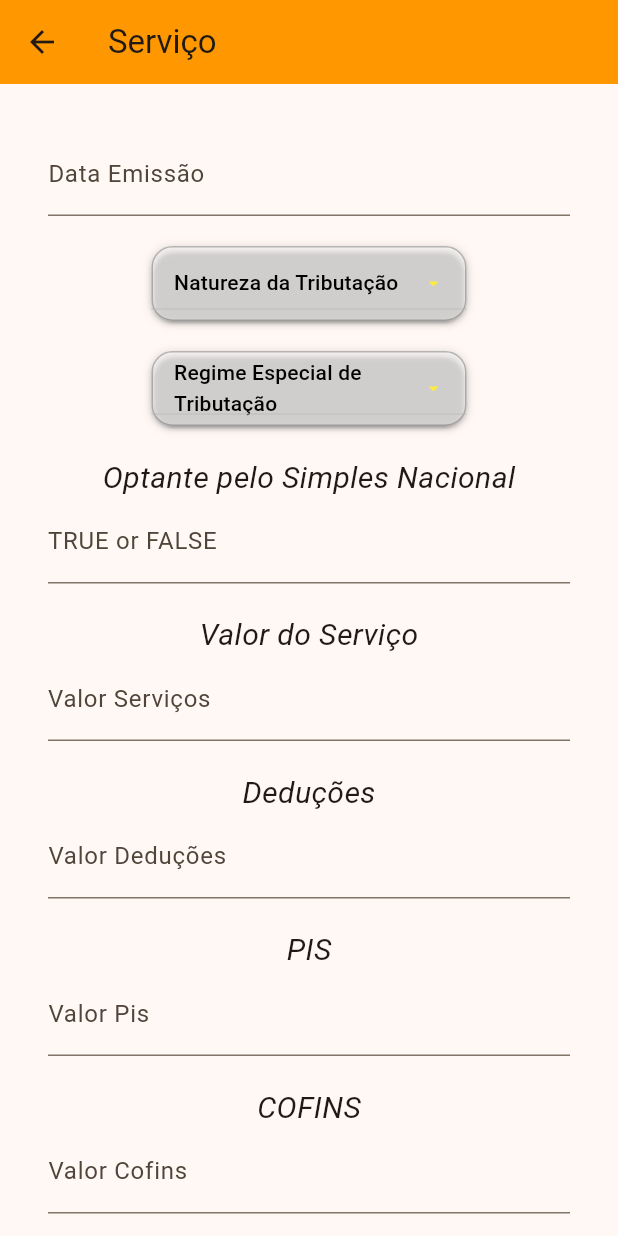
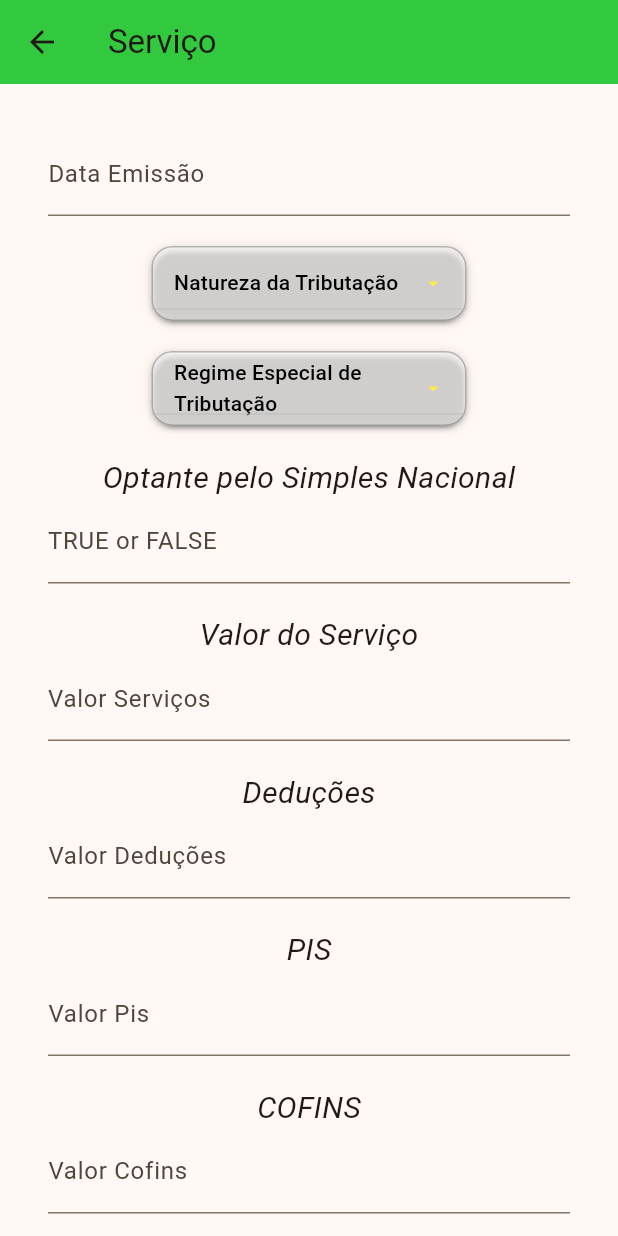
Before and after one commit to INVIAWEBPKI/NotaSimples.v1, a Flutter app: the Valores screen opened directly, on a phone screen of 412 x 824 dp. Run offline on Flutter 3.47's test engine with Material 3 defaults, Android fonts, the phone set to English and light mode, and no system bars; drawn by our look-alikes of dropdown_button2; our stand-ins replace badges, flutter_advanced_drawer, flutter_easyloading, google_mobile_ads, shared_preferences, webview_flutter; missing offline and left inert: animated_floating_buttons, muskey; accounts and stored records are empty; network calls fail.

Commit message:
Mudança de cor e ajustes para aparecer clientes cadastrados

```diff
--- a/nota_simples/lib/main.dart
+++ b/nota_simples/lib/main.dart
@@ -1,6 +1,5 @@
 import 'package:flutter/material.dart';
 import 'package:google_mobile_ads/google_mobile_ads.dart';
-import 'package:nota_simples/screens/Menu.dart';
 import 'package:nota_simples/screens/login.dart';
 
 void main() async {
--- a/nota_simples/lib/screens/cadastrar_servico.dart
+++ b/nota_simples/lib/screens/cadastrar_servico.dart
@@ -28,14 +28,16 @@ class _ValoresState extends State<Valores> {
     'MEI - Simples Nacional',
     'ME EPP- Simples Nacional'
   ];
+
   String? selectedValue;
+  String? selectedValue2;
 
   @override
   Widget build(BuildContext context) {
     return Scaffold(
         appBar: AppBar(
           title: const Text("Serviço"),
-          backgroundColor: Colors.orange,
+          backgroundColor: Color.fromARGB(255, 50, 201, 63),
         ),
         body: SingleChildScrollView(
             padding: const EdgeInsets.all(32),
@@ -98,14 +100,14 @@ class _ValoresState extends State<Valores> {
                           .toList(),
 
                       //DEFINE A OPÇÃO SELECIONADA
-                      value: selectedValue,
+                      value: selectedValue2,
                       //ONCHANGED É UM CALLBACK QUE É ACIONADO QUANDO A OPÇÃO DO DROPDOWN É SELECIONADA
                       onChanged: (String? value) {
                         if (value == 'Tributação no município') {
                         } else {}
                         //SETSTATE É PARA ATUALIZAR O ESTADO DO WIDGET ATUAL E RECONSTRUÍ-LO
                         setState(() {
-                          selectedValue = value;
+                          selectedValue2 = value;
                         });
                       },
                       buttonStyleData: ButtonStyleData(
@@ -147,6 +149,24 @@ class _ValoresState extends State<Valores> {
                         padding: EdgeInsets.only(left: 14, right: 14),
                       ),
                     ),
+
+                    //PRIMEIRO EXEMPLO SEM CHAT
+                    /*ValueListenableBuilder(
+                      valueListenable: dropValue,
+                       builder: (BuildContext context, String value, _) {
+                        return DropdownButton(
+                          hint: const Text("Escolha a tributação"),
+                          //se o valor não for vazio vai mostrar o valor
+                          value: (value.isEmpty) ? null : value,
+                          onChanged: (escolha) => dropValue.value = escolha.toString(),
+                          items: dropValue.map((op) => DropdownMenuItem(
+                            value: op,
+                            child: Text(op)
+                            ))
+                            .toList(),
+                          );
+                       }),*/
+
                     const Padding(padding: EdgeInsets.all(10)),
 
                     //SEGUNDO DROPDOWN
@@ -197,8 +217,6 @@ class _ValoresState extends State<Valores> {
                       value: selectedValue,
                       //ONCHANGED É UM CALLBACK QUE É ACIONADO QUANDO A OPÇÃO DO DROPDOWN É SELECIONADA
                       onChanged: (String? value) {
-                        if (value == 'Tributação no município') {
-                        } else {}
                         //SETSTATE É PARA ATUALIZAR O ESTADO DO WIDGET ATUAL E RECONSTRUÍ-LO
                         setState(() {
                           selectedValue = value;
```
Also changed, not shown: nota_simples/lib/screens/list_customers.dart (+89 -37 lines), 1 other file.
